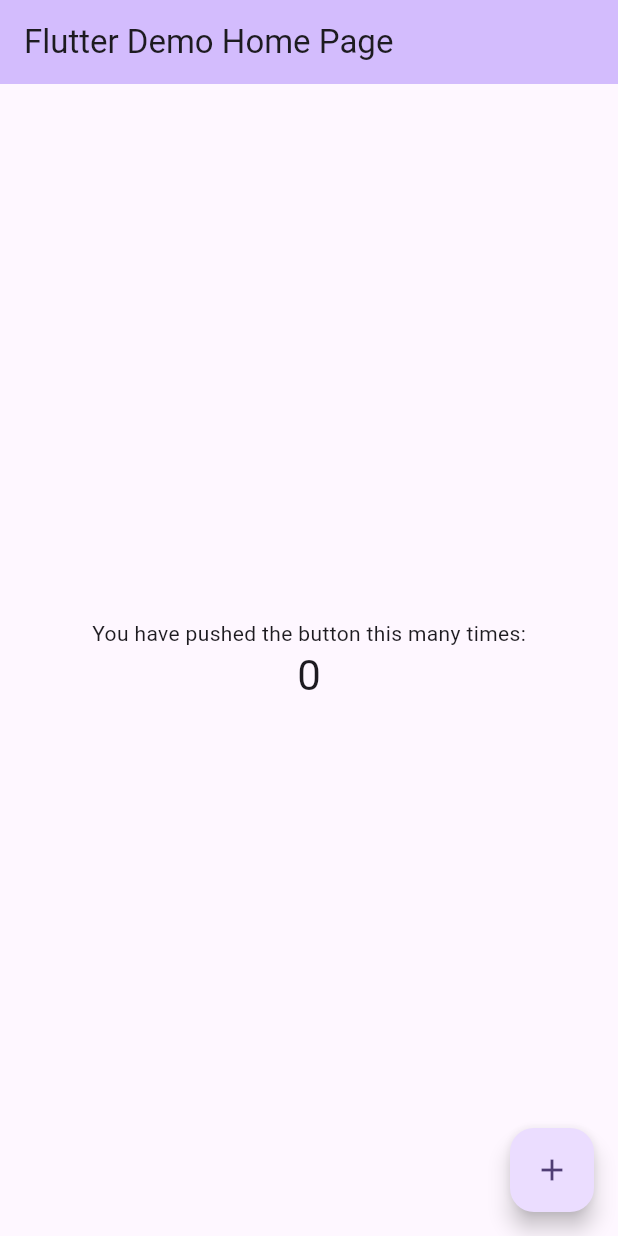
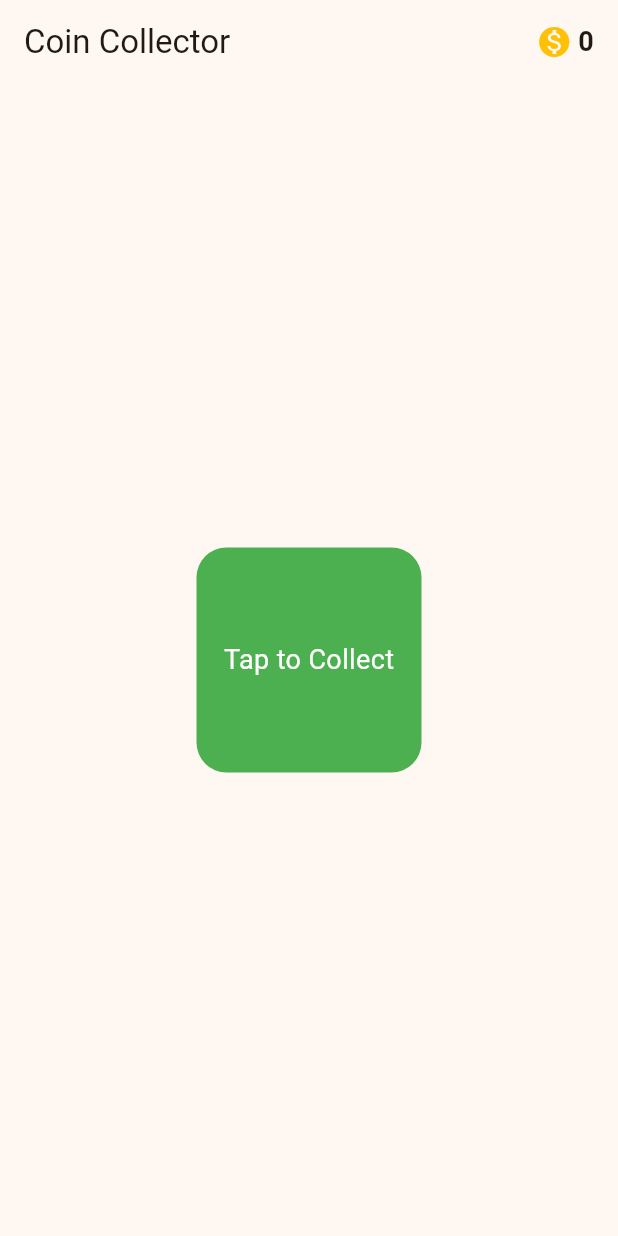
Before and after one commit to Oauth-Celestial/zo_collection_animation, a Flutter app: the screen it shows after launch, on a phone screen of 412 x 824 dp. Run offline on Flutter 3.47's test engine with Material 3 defaults, Android fonts, the phone set to English and light mode, and no system bars.

Commit message:
Added source and destination widgets

```diff
--- a/example/lib/main.dart
+++ b/example/lib/main.dart
@@ -1,122 +1,100 @@
 import 'package:flutter/material.dart';
+import 'package:zo_collection_animation/zo_collection_animation.dart';
 
 void main() {
   runApp(const MyApp());
 }
 
+/// Root of the application
 class MyApp extends StatelessWidget {
   const MyApp({super.key});
 
-  // This widget is the root of your application.
   @override
   Widget build(BuildContext context) {
     return MaterialApp(
-      title: 'Flutter Demo',
+      title: 'Reusable Coin Animation',
       theme: ThemeData(
-        // This is the theme of your application.
-        //
-        // TRY THIS: Try running your application with "flutter run". You'll see
-        // the application has a purple toolbar. Then, without quitting the app,
-        // try changing the seedColor in the colorScheme below to Colors.green
-        // and then invoke "hot reload" (save your changes or press the "hot
-        // reload" button in a Flutter-supported IDE, or press "r" if you used
-        // the command line to start the app).
-        //
-        // Notice that the counter didn't reset back to zero; the application
-        // state is not lost during the reload. To reset the state, use hot
-        // restart instead.
-        //
-        // This works for code too, not just values: Most code changes can be
-        // tested with just a hot reload.
-        colorScheme: ColorScheme.fromSeed(seedColor: Colors.deepPurple),
+        colorScheme: ColorScheme.fromSeed(seedColor: Colors.amber),
+        useMaterial3: true,
       ),
-      home: const MyHomePage(title: 'Flutter Demo Home Page'),
+      home: const MyHomePage(),
     );
   }
 }
 
+/// HomePage demonstrating usage of CoinEmitter and CoinDestination
 class MyHomePage extends StatefulWidget {
-  const MyHomePage({super.key, required this.title});
-
-  // This widget is the home page of your application. It is stateful, meaning
-  // that it has a State object (defined below) that contains fields that affect
-  // how it looks.
-
-  // This class is the configuration for the state. It holds the values (in this
-  // case the title) provided by the parent (in this case the App widget) and
-  // used by the build method of the State. Fields in a Widget subclass are
-  // always marked "final".
-
-  final String title;
+  const MyHomePage({super.key});
 
   @override
   State<MyHomePage> createState() => _MyHomePageState();
 }
 
 class _MyHomePageState extends State<MyHomePage> {
-  int _counter = 0;
-
-  void _incrementCounter() {
-    setState(() {
-      // This call to setState tells the Flutter framework that something has
-      // changed in this State, which causes it to rerun the build method below
-      // so that the display can reflect the updated values. If we changed
-      // _counter without calling setState(), then the build method would not be
-      // called again, and so nothing would appear to happen.
-      _counter++;
-    });
-  }
+  final GlobalKey _coinDestKey = GlobalKey();
+  int coinCount = 0;
 
   @override
   Widget build(BuildContext context) {
-    // This method is rerun every time setState is called, for instance as done
-    // by the _incrementCounter method above.
-    //
-    // The Flutter framework has been optimized to make rerunning build methods
-    // fast, so that you can just rebuild anything that needs updating rather
-    // than having to individually change instances of widgets.
     return Scaffold(
       appBar: AppBar(
-        // TRY THIS: Try changing the color here to a specific color (to
-        // Colors.amber, perhaps?) and trigger a hot reload to see the AppBar
-        // change color while the other colors stay the same.
-        backgroundColor: Theme.of(context).colorScheme.inversePrimary,
-        // Here we take the value from the MyHomePage object that was created by
-        // the App.build method, and use it to set our appbar title.
-        title: Text(widget.title),
+        title: const Text('Coin Collector'),
+        actions: [
+          Padding(
+            padding: const EdgeInsets.only(right: 16),
+            child: ZoDestination(
+              key: _coinDestKey,
+              onCoinArrived: () {}, // Optional, already handled in emitter
+              child: Row(
+                children: [
+                  const Icon(Icons.monetization_on, color: Colors.amber),
+                  const SizedBox(width: 4),
+                  Text(
+                    '$coinCount',
+                    style: const TextStyle(
+                      fontSize: 18,
+                      fontWeight: FontWeight.bold,
+                    ),
+                  ),
+                ],
+              ),
+            ),
+          ),
+        ],
       ),
       body: Center(
-        // Center is a layout widget. It takes a single child and positions it
-        // in the middle of the parent.
-        child: Column(
-          // Column is also a layout widget. It takes a list of children and
-          // arranges them vertically. By default, it sizes itself to fit its
-          // children horizontally, and tries to be as tall as its parent.
-          //
-          // Column has various properties to control how it sizes itself and
-          // how it positions its children. Here we use mainAxisAlignment to
-          // center the children vertically; the main axis here is the vertical
-          // axis because Columns are vertical (the cross axis would be
-          // horizontal).
-          //
-          // TRY THIS: Invoke "debug painting" (choose the "Toggle Debug Paint"
-          // action in the IDE, or press "p" in the console), to see the
-          // wireframe for each widget.
-          mainAxisAlignment: MainAxisAlignment.center,
-          children: <Widget>[
-            const Text('You have pushed the button this many times:'),
-            Text(
-              '$_counter',
-              style: Theme.of(context).textTheme.headlineMedium,
-            ),
-          ],
+        child: Builder(
+          builder: (context) {
+            return ZoSource(
+              destinationKey: _coinDestKey,
+              collectionWidget: Container(
+                width: 100,
+                height: 100,
+                color: Colors.red,
+              ),
+              onAnimationComplete: () {
+                setState(() {
+                  coinCount++;
+                });
+              },
+              child: Container(
+                width: 150,
+                height: 150,
+                decoration: BoxDecoration(
+                  color: Colors.green,
+                  borderRadius: BorderRadius.circular(20),
+                ),
+                child: const Center(
+                  child: Text(
+                    "Tap to Collect",
+                    style: TextStyle(fontSize: 18, color: Colors.white),
+                  ),
+                ),
+              ),
+            );
+          },
         ),
       ),
-      floatingActionButton: FloatingActionButton(
-        onPressed: _incrementCounter,
-        tooltip: 'Increment',
-        child: const Icon(Icons.add),
-      ), // This trailing comma makes auto-formatting nicer for build methods.
     );
   }
 }
--- /dev/null
+++ b/lib/src/zo_destination.dart
@@ -0,0 +1,24 @@
+import 'package:flutter/material.dart';
+
+class ZoDestination extends StatefulWidget {
+  final Widget child;
+  final void Function() onCoinArrived;
+
+  const ZoDestination({
+    super.key,
+    required this.child,
+    required this.onCoinArrived,
+  });
+
+  @override
+  State<ZoDestination> createState() => _ZoDestinationState();
+}
+
+class _ZoDestinationState extends State<ZoDestination> {
+  /// Calculates global position of this widget
+
+  @override
+  Widget build(BuildContext context) {
+    return widget.child;
+  }
+}
--- /dev/null
+++ b/lib/src/zo_source.dart
@@ -0,0 +1,54 @@
+import 'package:flutter/material.dart';
+import 'package:zo_collection_animation/src/zo_animation_widget.dart';
+
+class ZoSource extends StatelessWidget {
+  Widget child;
+  GlobalKey? destinationKey;
+  VoidCallback onAnimationComplete;
+  Widget collectionWidget;
+  Function()? onTap;
+  ZoSource({
+    super.key,
+    required this.child,
+    this.destinationKey,
+    required this.onAnimationComplete,
+    this.collectionWidget = const Icon(
+      Icons.monetization_on,
+      size: 30,
+      color: Colors.amber,
+    ),
+    this.onTap,
+  });
+
+  void startAnimation(BuildContext context) {
+    if (destinationKey == null) {
+      print("Destination Key is null ");
+      return;
+    }
+    final box = context.findRenderObject() as RenderBox;
+    final startPosition = box.localToGlobal(Offset.zero);
+
+    final renderBox =
+        destinationKey!.currentContext!.findRenderObject() as RenderBox;
+    final endPosition = renderBox.localToGlobal(Offset.zero);
+    CoinEmitter.emit(
+      context: context,
+      start: startPosition,
+      end: endPosition,
+      count: 1,
+      onAnimationFinised: onAnimationComplete,
+      collectionWidget: collectionWidget,
+    );
+  }
+
+  @override
+  Widget build(BuildContext context) {
+    return InkWell(
+      onTap: () {
+        onTap?.call();
+        startAnimation(context);
+      },
+      child: child,
+    );
+  }
+}
```
Also changed, not shown: lib/src/zo_animation_widget.dart (added, +110 -0 lines), lib/zo_collection_animation.dart (+3 -5 lines).
